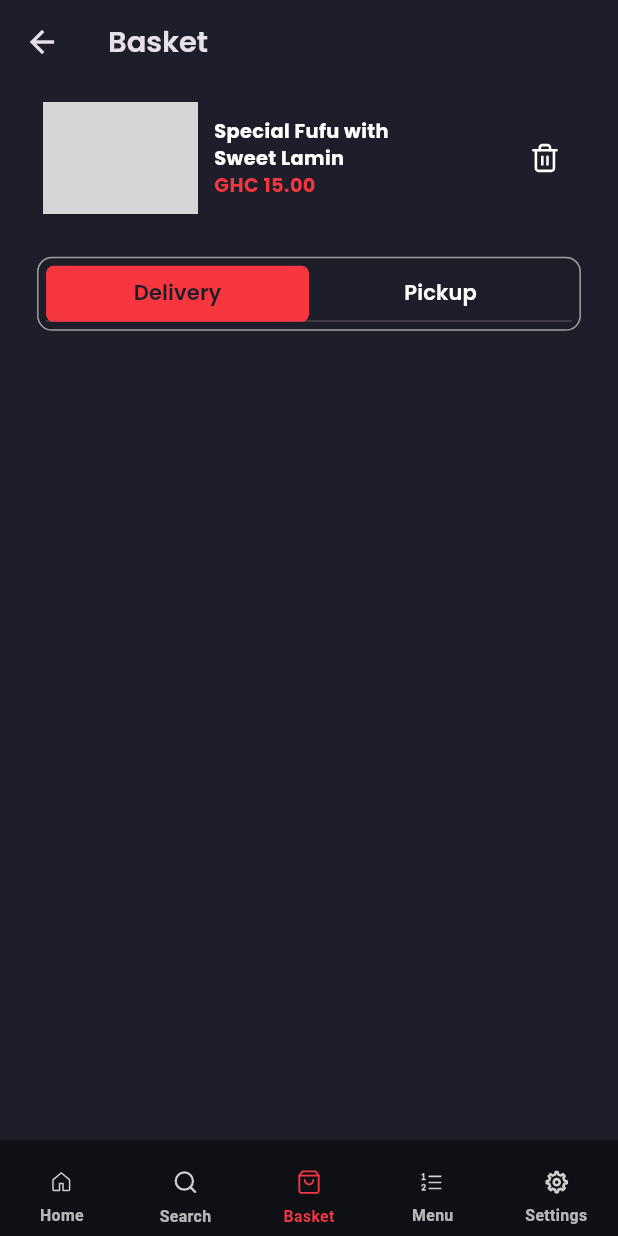
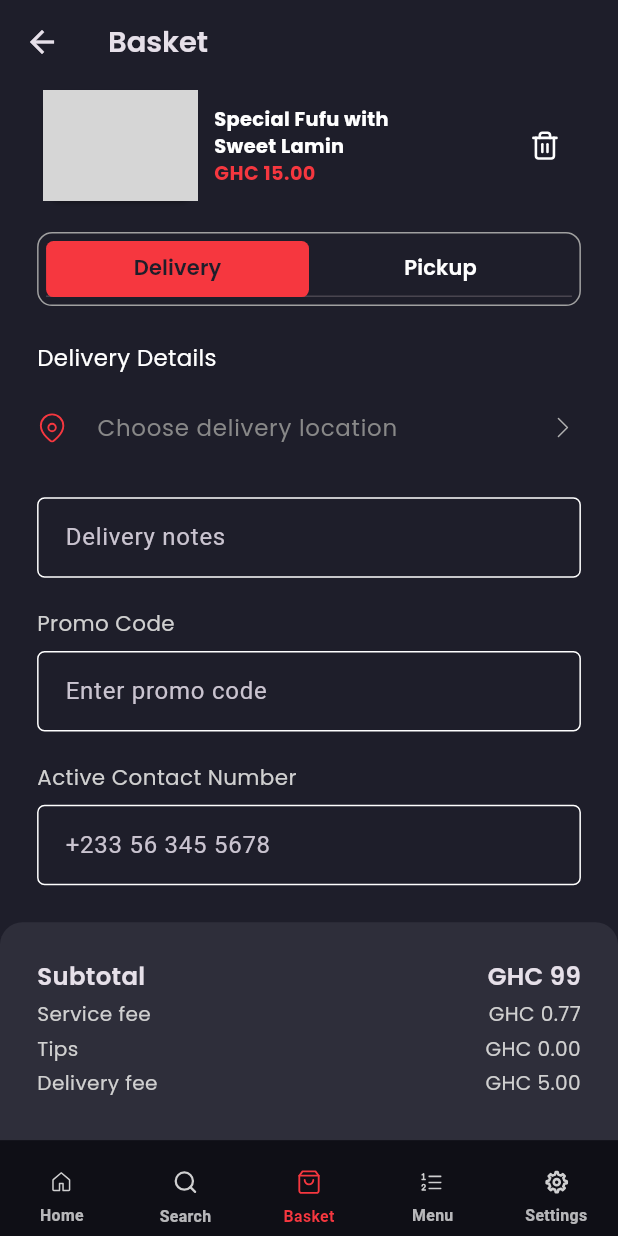
Before and after one commit to DiDi-App/Mobile-App, a Flutter app: the TabBarPage screen opened directly, item 3 of the bottom bar chosen, on a phone screen of 412 x 824 dp. Run offline on Flutter 3.47's test engine with Material 3 defaults, Android fonts, the phone set to English and light mode, and no system bars; drawn by our look-alikes of cached_network_image; our stand-ins replace flutter_bloc, flutter_svg, fpdart, get_it, hive, responsive_sizer and 2 more; accounts and stored records are empty; network calls fail; statements that could not run were skipped; grey boxes are pictures that could not be loaded.

Commit message:
feat: Complete implementation of payment screen

```diff
--- a/Didi/lib/src/core/theme/theme_colors.dart
+++ b/Didi/lib/src/core/theme/theme_colors.dart
@@ -13,4 +13,5 @@ class AppThemeColors {
   static const kLightTextColor = Color.fromRGBO(188, 188, 188, 1);
   static const kStartingPriceColor = Color.fromRGBO(136, 136, 136, 1);
   static const kBasketTabBorderColor = Color.fromRGBO(160, 160, 160, 1);
+  static const kBasketTextColor = Color.fromRGBO(208, 208, 208, 1);
 }
--- a/Didi/lib/src/features/auth/presentation/pages/password_change_screen.dart
+++ b/Didi/lib/src/features/auth/presentation/pages/password_change_screen.dart
@@ -1,7 +1,7 @@
 import 'package:didi/src/core/constants.dart';
 import 'package:didi/src/core/utils/snackbar.dart';
 import 'package:didi/src/features/auth/presentation/bloc/auth_bloc_bloc.dart';
-import 'package:didi/src/features/auth/presentation/widgets/auth_input_field.dart';
+import 'package:didi/src/core/widgets/auth_input_field.dart';
 import 'package:flutter/material.dart';
 import 'package:flutter_bloc/flutter_bloc.dart';
 import 'package:responsive_sizer/responsive_sizer.dart';
--- a/Didi/lib/src/features/auth/presentation/pages/password_reset_request.dart
+++ b/Didi/lib/src/features/auth/presentation/pages/password_reset_request.dart
@@ -1,7 +1,7 @@
 import 'package:didi/src/core/constants.dart';
 import 'package:didi/src/core/utils/snackbar.dart';
 import 'package:didi/src/features/auth/presentation/bloc/auth_bloc_bloc.dart';
-import 'package:didi/src/features/auth/presentation/widgets/auth_input_field.dart';
+import 'package:didi/src/core/widgets/auth_input_field.dart';
 import 'package:flutter/material.dart';
 import 'package:flutter_bloc/flutter_bloc.dart';
 import 'package:responsive_sizer/responsive_sizer.dart';
--- a/Didi/lib/src/features/auth/presentation/pages/signin_screen.dart
+++ b/Didi/lib/src/features/auth/presentation/pages/signin_screen.dart
@@ -5,7 +5,7 @@ import 'package:didi/src/features/auth/presentation/bloc/auth_bloc_bloc.dart';
 import 'package:flutter/material.dart';
 import 'package:flutter/gestures.dart';
 
-import 'package:didi/src/features/auth/presentation/widgets/auth_input_field.dart';
+import 'package:didi/src/core/widgets/auth_input_field.dart';
 import 'package:flutter_bloc/flutter_bloc.dart';
 import 'package:responsive_sizer/responsive_sizer.dart';
 import 'package:didi/src/core/widgets/custom_button.dart';
--- a/Didi/lib/src/features/auth/presentation/pages/signup_screen.dart
+++ b/Didi/lib/src/features/auth/presentation/pages/signup_screen.dart
@@ -2,7 +2,7 @@ import 'package:didi/src/core/constants.dart';
 import 'package:didi/src/core/theme/theme_colors.dart';
 import 'package:didi/src/core/utils/snackbar.dart';
 import 'package:didi/src/features/auth/presentation/bloc/auth_bloc_bloc.dart';
-import 'package:didi/src/features/auth/presentation/widgets/auth_input_field.dart';
+import 'package:didi/src/core/widgets/auth_input_field.dart';
 import 'package:flutter/material.dart';
 import 'package:flutter/gestures.dart';
 import 'package:flutter_bloc/flutter_bloc.dart';
--- a/Didi/lib/src/features/listings/screen/tab_bar_view.dart
+++ b/Didi/lib/src/features/listings/screen/tab_bar_view.dart
@@ -1,7 +1,7 @@
 import 'package:didi/src/core/theme/theme_colors.dart';
 import 'package:didi/src/features/listings/screen/homepage.dart';
 import 'package:didi/src/features/listings/screen/orders_screen.dart';
-import 'package:didi/src/features/orders/presentation/screens/basket.dart';
+import 'package:didi/src/features/orders/presentation/screens/payment.dart';
 import 'package:flutter/material.dart';
 import 'package:flutter_svg/flutter_svg.dart';
 import 'package:responsive_sizer/responsive_sizer.dart';
@@ -18,7 +18,7 @@ class _TabBarPageState extends State<TabBarPage> {
   final List<Widget> pages = [
     Homepage(),
     const OrdersScreen(),
-    const BasketScreen(),
+    const PaymentScreen(),
     const OrdersScreen(),
     Homepage(),
   ];
--- a/Didi/lib/src/features/orders/presentation/screens/basket.dart
+++ /dev/null
@@ -1,101 +0,0 @@
-import 'package:didi/src/core/constants.dart';
-import 'package:didi/src/core/theme/theme_colors.dart';
-import 'package:didi/src/features/orders/presentation/widgets/basket_item.dart';
-import 'package:flutter/material.dart';
-import 'package:responsive_sizer/responsive_sizer.dart';
-
-class BasketScreen extends StatefulWidget {
-  const BasketScreen({super.key});
-
-  @override
-  State<BasketScreen> createState() => _BasketScreenState();
-}
-
-class _BasketScreenState extends State<BasketScreen>
-    with TickerProviderStateMixin {
-  late TabController _tabController;
-
-  @override
-  void initState() {
-    _tabController = TabController(initialIndex: 0, length: 2, vsync: this);
-    super.initState();
-  }
-
-  @override
-  Widget build(BuildContext context) {
-    return Column(
-      children: [
-        AppBar(
-          title: Text(
-            "Basket",
-            style: TextStyle(
-              fontSize: 18.sp,
-              fontWeight: FontWeight.w600,
-              fontFamily: "Poppins",
-            ),
-          ),
-        ),
-        SizedBox(height: 1.h),
-        Padding(
-          padding:
-              EdgeInsets.symmetric(horizontal: Constants.horizontalPadding),
-          child: Column(
-            children: [
-              const BasketItem(),
-              SizedBox(height: 3.h),
-              Container(
-                padding: const EdgeInsets.symmetric(vertical: 5, horizontal: 5),
-                decoration: BoxDecoration(
-                  color: Colors.transparent,
-                  borderRadius: BorderRadius.circular(10),
-                  border: Border.all(
-                    color: AppThemeColors.kBasketTabBorderColor,
-                  ),
-                ),
-                height: 6.h,
-                child: TabBar(
-                  labelPadding: EdgeInsets.zero,
-                  labelColor: AppThemeColors.kPrimaryBackgroundColor,
-                  unselectedLabelColor: AppThemeColors.kWhiteColor,
-                  indicator: BoxDecoration(
-                    color: AppThemeColors.kPrimaryButtonColor,
-                    borderRadius: BorderRadius.circular(5),
-                  ),
-                  controller: _tabController,
-                  tabs: [
-                    Container(
-                      decoration: const BoxDecoration(),
-                      width: double.infinity,
-                      child: const Center(
-                        child: Text(
-                          "Delivery",
-                          style: TextStyle(
-                            fontFamily: "Poppins",
-                            fontWeight: FontWeight.w600,
-                          ),
-                        ),
-                      ),
-                    ),
-                    Container(
-                      decoration: const BoxDecoration(),
-                      width: double.infinity,
-                      child: const Center(
-                        child: Text(
-                          "Pickup",
-                          style: TextStyle(
-                            fontFamily: "Poppins",
-                            fontWeight: FontWeight.w600,
-                          ),
-                        ),
-                      ),
-                    ),
-                  ],
-                ),
-              )
-            ],
-          ),
-        ),
-      ],
-    );
-  }
-}
--- /dev/null
+++ b/Didi/lib/src/features/orders/presentation/screens/payment.dart
@@ -0,0 +1,228 @@
+import 'package:didi/src/core/constants.dart';
+import 'package:didi/src/core/theme/theme_colors.dart';
+import 'package:didi/src/core/widgets/auth_input_field.dart';
+import 'package:didi/src/features/orders/presentation/widgets/basket_item.dart';
+import 'package:didi/src/features/orders/presentation/widgets/order_location_card.dart';
+import 'package:didi/src/features/orders/presentation/widgets/order_total_cntainer.dart';
+import 'package:flutter/material.dart';
+import 'package:flutter_svg/flutter_svg.dart';
+import 'package:responsive_sizer/responsive_sizer.dart';
+import 'package:slide_to_act/slide_to_act.dart';
+
+class PaymentScreen extends StatefulWidget {
+  const PaymentScreen({super.key});
+
+  @override
+  State<PaymentScreen> createState() => _PaymentScreenState();
+}
+
+class _PaymentScreenState extends State<PaymentScreen>
+    with TickerProviderStateMixin {
+  late TabController _tabController;
+  final _deliveryController = TextEditingController();
+  final _promoCodeController = TextEditingController();
+  final _phoneController = TextEditingController();
+
+  @override
+  void initState() {
+    _tabController = TabController(initialIndex: 0, length: 2, vsync: this);
+    super.initState();
+  }
+
+  @override
+  void dispose() {
+    _tabController.dispose();
+    _deliveryController.dispose();
+    _promoCodeController.dispose();
+    _phoneController.dispose();
+    super.dispose();
+  }
+
+  @override
+  Widget build(BuildContext context) {
+    return SafeArea(
+      bottom: false,
+      child: SingleChildScrollView(
+        child: Column(
+          crossAxisAlignment: CrossAxisAlignment.start,
+          children: [
+            AppBar(
+              title: Text(
+                "Basket",
+                style: TextStyle(
+                  fontSize: 18.sp,
+                  fontWeight: FontWeight.w600,
+                  fontFamily: "Poppins",
+                ),
+              ),
+            ),
+            Padding(
+              padding: EdgeInsets.symmetric(
+                horizontal: Constants.horizontalPadding,
+              ),
+              child: Column(
+                crossAxisAlignment: CrossAxisAlignment.start,
+                children: [
+                  const BasketItem(),
+                  SizedBox(height: 2.h),
+                  Container(
+                    padding:
+                        const EdgeInsets.symmetric(vertical: 5, horizontal: 5),
+                    decoration: BoxDecoration(
+                      color: Colors.transparent,
+                      borderRadius: BorderRadius.circular(10),
+                      border: Border.all(
+                        color: AppThemeColors.kBasketTabBorderColor,
+                      ),
+                    ),
+                    height: 6.h,
+                    child: TabBar(
+                      labelPadding: EdgeInsets.zero,
+                      labelColor: AppThemeColors.kPrimaryBackgroundColor,
+                      unselectedLabelColor: AppThemeColors.kWhiteColor,
+                      indicator: BoxDecoration(
+                        color: AppThemeColors.kPrimaryButtonColor,
+                        borderRadius: BorderRadius.circular(5),
+                      ),
+                      controller: _tabController,
+                      tabs: [
+                        Container(
+                          decoration: const BoxDecoration(),
+                          width: double.infinity,
+                          child: const Center(
+                            child: Text(
+                              "Delivery",
+                              style: TextStyle(
+                                fontFamily: "Poppins",
+                                fontWeight: FontWeight.w600,
+                              ),
+                            ),
+                          ),
+                        ),
+                        Container(
+                          decoration: const BoxDecoration(),
+                          width: double.infinity,
+                          child: const Center(
+                            child: Text(
+                              "Pickup",
+                              style: TextStyle(
+                                fontFamily: "Poppins",
+                                fontWeight: FontWeight.w600,
+                              ),
+                            ),
+                          ),
+                        ),
+                      ],
+                    ),
+                  ),
+                  SizedBox(height: 3.h),
+                  Text(
+                    "Delivery Details",
+                    style: TextStyle(
+                      fontFamily: "Poppins",
+                      fontSize: 16.sp,
+                      color: AppThemeColors.kWhiteColor,
+                      height: 1.2,
+                    ),
+                  ),
+                  SizedBox(height: 1.h),
+                  ListTile(
+                    onTap: () {},
+                    contentPadding: const EdgeInsets.symmetric(vertical: 2),
+                    leading: SvgPicture.asset(
+                      "assets/svg/location.svg",
+                      height: 20,
+                    ),
+                    title: Text(
+                      "Choose delivery location",
+                      style: TextStyle(
+                        fontFamily: "Poppins",
+                        fontSize: 16.sp,
+                        color: AppThemeColors.kStartingPriceColor,
+                      ),
+                    ),
+                    trailing: SvgPicture.asset(
+                      "assets/svg/go_to.svg",
+                    ),
+                  ),
+                  SizedBox(height: 2.h),
+                  AuthInputField(
+                    controller: _deliveryController,
+                    hintText: "Delivery notes",
+                  ),
+                  SizedBox(height: 2.5.h),
+                  Text(
+                    "Promo Code",
+                    style: TextStyle(
+                      fontFamily: "Poppins",
+                      fontSize: 15.5.sp,
+                      color: AppThemeColors.kBasketTextColor,
+                    ),
+                  ),
+                  SizedBox(height: 1.h),
+                  AuthInputField(
+                    controller: _promoCodeController,
+                    hintText: "Enter promo code",
+                  ),
+                  SizedBox(height: 2.5.h),
+                  Text(
+                    "Active Contact Number",
+                    style: TextStyle(
+                      fontFamily: "Poppins",
+                      fontSize: 15.5.sp,
+                      color: AppThemeColors.kBasketTextColor,
+                    ),
+                  ),
+                  SizedBox(height: 1.h),
+                  AuthInputField(
+                    controller: _phoneController,
+                    hintText: "+233 56 345 5678",
+                  ),
+                ],
+              ),
+            ),
+            SizedBox(height: 3.h),
+            const OrderTotalContainer(),
+            SizedBox(height: 2.h),
+            const OrderLocationCard(),
+            SizedBox(height: 3.h),
+            Padding(
+              padding: EdgeInsets.symmetric(horizontal: 5.w),
+              child: SlideAction(
+                onSubmit: () async {},
+                elevation: 0,
+                outerColor: AppThemeColors.kPrimaryButtonColor,
+                innerColor: AppThemeColors.kWhiteColor,
+                child: Column(
+                  mainAxisAlignment: MainAxisAlignment.center,
+                  crossAxisAlignment: CrossAxisAlignment.start,
+                  children: [
+                    Text(
+                      "Place Order",
+                      style: TextStyle(
+                        fontFamily: "Poppins",
+                        fontSize: 16.sp,
+                        fontWeight: FontWeight.bold,
+                        color: AppThemeColors.kWhiteColor,
+                      ),
+                    ),
+                    Text(
+                      "Slide to confirm",
+                      style: TextStyle(
+                        fontFamily: "Poppins",
+                        fontSize: 14.5.sp,
+                        fontWeight: FontWeight.w500,
+                        color: AppThemeColors.kWhiteColor,
+                      ),
+                    ),
+                  ],
+                ),
+              ),
+            ),
+            SizedBox(height: 3.h),
+          ],
+        ),
+      ),
+    );
+  }
+}
--- /dev/null
+++ b/Didi/lib/src/features/orders/presentation/widgets/order_location_card.dart
@@ -0,0 +1,86 @@
+import 'package:didi/src/core/constants.dart';
+import 'package:didi/src/core/theme/theme_colors.dart';
+import 'package:flutter/material.dart';
+import 'package:flutter_svg/svg.dart';
+import 'package:responsive_sizer/responsive_sizer.dart';
+
+class OrderLocationCard extends StatelessWidget {
+  const OrderLocationCard({super.key});
+
+  @override
+  Widget build(BuildContext context) {
+    return Container(
+      width: double.infinity,
+      decoration: BoxDecoration(
+        borderRadius: BorderRadius.circular(15),
+        color: AppThemeColors.kContainerColor,
+      ),
+      child: Padding(
+        padding: EdgeInsets.symmetric(
+          horizontal: Constants.horizontalPadding,
+          vertical: 3.h,
+        ),
+        child: Column(
+          mainAxisAlignment: MainAxisAlignment.center,
+          crossAxisAlignment: CrossAxisAlignment.start,
+          children: [
+            Row(
+              children: [
+                const Icon(Icons.timelapse),
+                const SizedBox(width: 10),
+                Text(
+                  "25 - 40 mins",
+                  style: TextStyle(
+                    fontFamily: "Poppins",
+                    color: AppThemeColors.kWhiteColor,
+                    fontSize: 14.sp,
+                  ),
+                ),
+              ],
+            ),
+            Divider(
+              height: 2.h,
+              color: AppThemeColors.kDividerColor,
+              thickness: 0.5,
+            ),
+            SizedBox(height: 1.h),
+            Row(
+              mainAxisAlignment: MainAxisAlignment.spaceBetween,
+              children: [
+                Row(
+                  children: [
+                    SvgPicture.asset(
+                      "assets/svg/location.svg",
+                      height: 20,
+                    ),
+                    const SizedBox(width: 10),
+                    Text(
+                      "Sunlodge Hotel",
+                      style: TextStyle(
+                        fontFamily: "Poppins",
+                        color: AppThemeColors.kWhiteColor,
+                        fontSize: 14.sp,
+                      ),
+                    ),
+                  ],
+                ),
+                SvgPicture.asset(
+                  "assets/svg/go_to.svg",
+                ),
+              ],
+            ),
+            SizedBox(height: 2.h),
+            Container(
+              width: double.infinity,
+              height: 20.h,
+              decoration: BoxDecoration(
+                color: AppThemeColors.kPrimaryBackgroundColor,
+                borderRadius: BorderRadius.circular(10),
+              ),
+            )
+          ],
+        ),
+      ),
+    );
+  }
+}
--- /dev/null
+++ b/Didi/lib/src/features/orders/presentation/widgets/order_total_cntainer.dart
@@ -0,0 +1,63 @@
+import 'package:didi/src/core/constants.dart';
+import 'package:didi/src/core/theme/theme_colors.dart';
+import 'package:didi/src/features/orders/presentation/widgets/price_info.dart';
+import 'package:flutter/material.dart';
+import 'package:responsive_sizer/responsive_sizer.dart';
+
+class OrderTotalContainer extends StatelessWidget {
+  const OrderTotalContainer({super.key});
+
+  @override
+  Widget build(BuildContext context) {
+    return Container(
+      width: double.infinity,
+      decoration: BoxDecoration(
+        borderRadius: BorderRadius.circular(15),
+        color: AppThemeColors.kContainerColor,
+      ),
+      child: Padding(
+        padding: EdgeInsets.symmetric(
+          horizontal: Constants.horizontalPadding,
+          vertical: 3.h,
+        ),
+        child: Column(
+          mainAxisAlignment: MainAxisAlignment.center,
+          crossAxisAlignment: CrossAxisAlignment.start,
+          children: [
+            const PriceInfo(
+              price: "99",
+              title: "Subtotal",
+              isBold: true,
+            ),
+            SizedBox(height: 0.5.h),
+            const PriceInfo(
+              price: "0.77",
+              title: "Service fee",
+            ),
+            SizedBox(height: 0.5.h),
+            const PriceInfo(
+              price: "0.00",
+              title: "Tips",
+            ),
+            SizedBox(height: 0.5.h),
+            const PriceInfo(
+              price: "5.00",
+              title: "Delivery fee",
+            ),
+            SizedBox(height: 3.h),
+            Divider(
+              height: 2.h,
+              color: AppThemeColors.kDividerColor,
+              thickness: 0.5,
+            ),
+            const PriceInfo(
+              price: "104.77",
+              title: "Total",
+              isBold: true,
+            ),
+          ],
+        ),
+      ),
+    );
+  }
+}
--- /dev/null
+++ b/Didi/lib/src/features/orders/presentation/widgets/price_info.dart
@@ -0,0 +1,49 @@
+import 'package:didi/src/core/theme/theme_colors.dart';
+import 'package:flutter/material.dart';
+import 'package:responsive_sizer/responsive_sizer.dart';
+
+class PriceInfo extends StatelessWidget {
+  const PriceInfo(
+      {super.key, required this.title, required this.price, this.isBold});
+
+  final String title;
+  final String price;
+  final bool? isBold;
+
+  @override
+  Widget build(BuildContext context) {
+    return Row(
+      mainAxisAlignment: MainAxisAlignment.spaceBetween,
+      children: [
+        Text(
+          title,
+          style: isBold == true
+              ? TextStyle(
+                  fontSize: 16.5.sp,
+                  fontFamily: "Poppins",
+                  fontWeight: FontWeight.w600,
+                )
+              : TextStyle(
+                  fontSize: 15.sp,
+                  fontFamily: "Poppins",
+                  color: AppThemeColors.kBasketTextColor,
+                ),
+        ),
+        Text(
+          "GHC $price",
+          style: isBold == true
+              ? TextStyle(
+                  fontSize: 16.5.sp,
+                  fontFamily: "Poppins",
+                  fontWeight: FontWeight.w600,
+                )
+              : TextStyle(
+                  fontSize: 15.sp,
+                  fontFamily: "Poppins",
+                  color: AppThemeColors.kBasketTextColor,
+                ),
+        ),
+      ],
+    );
+  }
+}
--- a/Didi/pubspec.yaml
+++ b/Didi/pubspec.yaml
@@ -29,6 +29,7 @@ dependencies:
   isar_flutter_libs: ^4.0.0-dev.13
   path_provider: ^2.1.0
   cached_network_image: ^3.4.1
+  slide_to_act: ^2.0.2
 
 dev_dependencies:
   flutter_test:
```
Also changed, not shown: Didi/assets/svg/go_to.svg (added), Didi/assets/svg/location.svg (added), Didi/lib/src/core/widgets/auth_input_field.dart (renamed from Didi/lib/src/features/auth/presentation/widgets/auth_input_field.dart), Didi/pubspec.lock.
